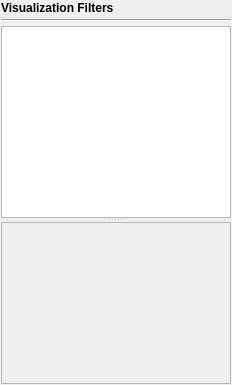
The window that SIMPLVtkLib/QtWidgets/UI_Files/VisualizationFilterWidgets.ui (tplatt77/SIMPLVtkLib) describes before a commit, drawn with Qt 5.
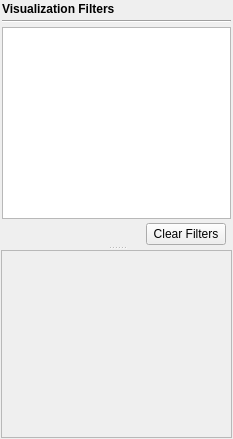
The same window after the commit. Custom widgets are drawn as their Qt base class.

Commit message: Added a Clear Filters button to VSMainWidget2's filter list that clears all filters. Updated the overlay buttons to be automatically disabled when there are no filters to display.  The view settings button is also disabled when there are no filters selected.

```diff
--- a/SIMPLVtkLib/QtWidgets/UI_Files/VisualizationFilterWidgets.ui
+++ b/SIMPLVtkLib/QtWidgets/UI_Files/VisualizationFilterWidgets.ui
@@ -6,14 +6,14 @@
    <rect>
     <x>0</x>
     <y>0</y>
-    <width>232</width>
-    <height>372</height>
+    <width>233</width>
+    <height>439</height>
    </rect>
   </property>
   <property name="windowTitle">
    <string>Visualization Filters</string>
   </property>
-  <layout class="QGridLayout" name="gridLayout">
+  <layout class="QGridLayout" name="gridLayout_2">
    <property name="leftMargin">
     <number>1</number>
    </property>
@@ -29,21 +29,119 @@
    <property name="spacing">
     <number>4</number>
    </property>
-   <item row="2" column="0">
-    <widget class="QSplitter" name="splitter_2">
+   <item row="0" column="0">
+    <widget class="QSplitter" name="splitter">
      <property name="orientation">
       <enum>Qt::Vertical</enum>
      </property>
-     <widget class="VSFilterView" name="visualFilterView">
-      <property name="sizePolicy">
-       <sizepolicy hsizetype="Preferred" vsizetype="MinimumExpanding">
-        <horstretch>0</horstretch>
-        <verstretch>1</verstretch>
-       </sizepolicy>
-      </property>
-      <property name="selectionMode">
-       <enum>QAbstractItemView::ExtendedSelection</enum>
-      </property>
+     <widget class="QWidget" name="widget" native="true">
+      <layout class="QGridLayout" name="gridLayout">
+       <property name="leftMargin">
+        <number>1</number>
+       </property>
+       <property name="topMargin">
+        <number>1</number>
+       </property>
+       <property name="rightMargin">
+        <number>1</number>
+       </property>
+       <property name="bottomMargin">
+        <number>1</number>
+       </property>
+       <property name="spacing">
+        <number>4</number>
+       </property>
+       <item row="1" column="0">
+        <widget class="Line" name="line">
+         <property name="orientation">
+          <enum>Qt::Horizontal</enum>
+         </property>
+        </widget>
+       </item>
+       <item row="2" column="0">
+        <widget class="VSFilterView" name="visualFilterView">
+         <property name="sizePolicy">
+          <sizepolicy hsizetype="Preferred" vsizetype="MinimumExpanding">
+           <horstretch>0</horstretch>
+           <verstretch>1</verstretch>
+          </sizepolicy>
+         </property>
+         <property name="selectionMode">
+          <enum>QAbstractItemView::ExtendedSelection</enum>
+         </property>
+        </widget>
+       </item>
+       <item row="0" column="0">
+        <widget class="QLabel" name="label">
+         <property name="font">
+          <font>
+           <weight>75</weight>
+           <bold>true</bold>
+          </font>
+         </property>
+         <property name="text">
+          <string>Visualization Filters</string>
+         </property>
+        </widget>
+       </item>
+       <item row="3" column="0">
+        <widget class="QWidget" name="widget_2" native="true">
+         <layout class="QGridLayout" name="gridLayout_3">
+          <property name="leftMargin">
+           <number>0</number>
+          </property>
+          <property name="topMargin">
+           <number>0</number>
+          </property>
+          <property name="rightMargin">
+           <number>0</number>
+          </property>
+          <property name="bottomMargin">
+           <number>0</number>
+          </property>
+          <property name="spacing">
+           <number>4</number>
+          </property>
+          <item row="0" column="2">
+           <widget class="QPushButton" name="clearFiltersBtn">
+            <property name="text">
+             <string>Clear Filters</string>
+            </property>
+           </widget>
+          </item>
+          <item row="0" column="1">
+           <spacer name="horizontalSpacer">
+            <property name="orientation">
+             <enum>Qt::Horizontal</enum>
+            </property>
+            <property name="sizeHint" stdset="0">
+             <size>
+              <width>138</width>
+              <height>20</height>
+             </size>
+            </property>
+           </spacer>
+          </item>
+          <item row="0" column="3">
+           <spacer name="horizontalSpacer_2">
+            <property name="orientation">
+             <enum>Qt::Horizontal</enum>
+            </property>
+            <property name="sizeType">
+             <enum>QSizePolicy::Fixed</enum>
+            </property>
+            <property name="sizeHint" stdset="0">
+             <size>
+              <width>5</width>
+              <height>20</height>
+             </size>
+            </property>
+           </spacer>
+          </item>
+         </layout>
+        </widget>
+       </item>
+      </layout>
      </widget>
      <widget class="QScrollArea" name="scrollArea">
       <property name="sizePolicy">
@@ -60,8 +158,8 @@
         <rect>
          <x>0</x>
          <y>0</y>
-         <width>228</width>
-         <height>168</height>
+         <width>229</width>
+         <height>185</height>
         </rect>
        </property>
        <layout class="QVBoxLayout" name="verticalLayout_7">
@@ -108,26 +206,6 @@
      </widget>
     </widget>
    </item>
-   <item row="0" column="0">
-    <widget class="QLabel" name="label">
-     <property name="font">
-      <font>
-       <weight>75</weight>
-       <bold>true</bold>
-      </font>
-     </property>
-     <property name="text">
-      <string>Visualization Filters</string>
-     </property>
-    </widget>
-   </item>
-   <item row="1" column="0">
-    <widget class="Line" name="line">
-     <property name="orientation">
-      <enum>Qt::Horizontal</enum>
-     </property>
-    </widget>
-   </item>
   </layout>
  </widget>
  <customwidgets>
```
The commit also changes 4 other files.
